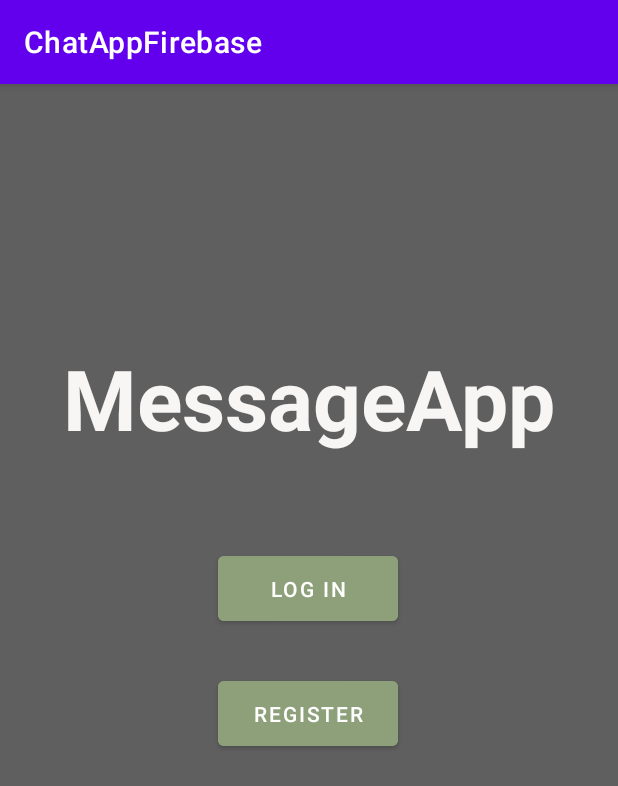
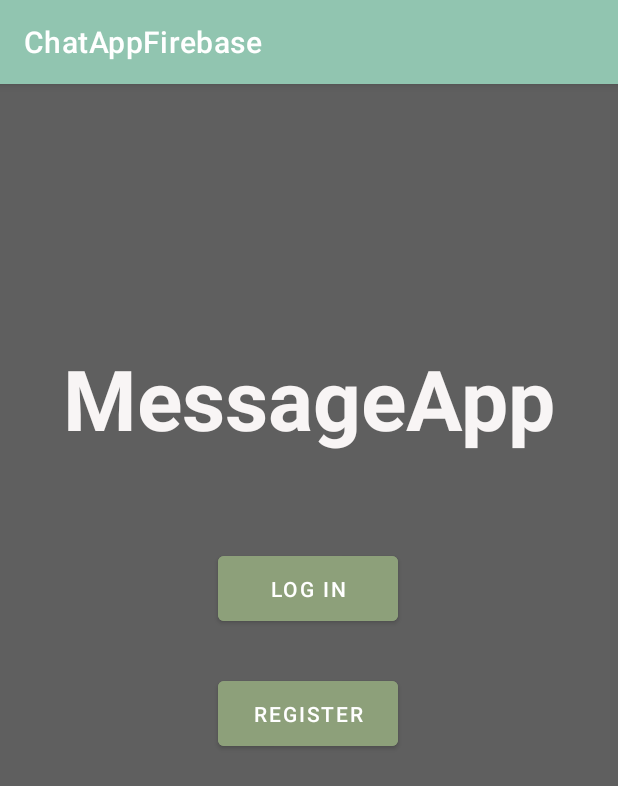
Before and after one commit to GabrielHr00/AndroidStudio--ChatApp--Firebase-WhatsApp, an Android app: the screen it shows after launch (StartActivity), on a phone screen of 412 x 824 dp. Shown: the top 786 px of the screen. Run offline under Robolectric (Android 15) with nearby library versions, the phone set to English and light mode, and no system bars; our stand-ins replace Firebase (no records; nobody signed in at launch, a user with empty details on screens opened directly).

Commit message:
Login layout

```diff
--- a/ChatAppFirebase/app/src/main/res/values/colors.xml
+++ b/ChatAppFirebase/app/src/main/res/values/colors.xml
@@ -1,8 +1,8 @@
 <?xml version="1.0" encoding="utf-8"?>
 <resources>
     <color name="purple_200">#FFBB86FC</color>
-    <color name="purple_500">#FF6200EE</color>
-    <color name="purple_700">#FF3700B3</color>
+    <color name="purple_500">#91C5B0</color>
+    <color name="purple_700">#589497</color>
     <color name="teal_200">#FF03DAC5</color>
     <color name="teal_700">#FF018786</color>
     <color name="black">#FF000000</color>
```
Also changed, not shown: ChatAppFirebase/app/src/main/res/layout/activity_log_in.xml (+7 -2 lines).
